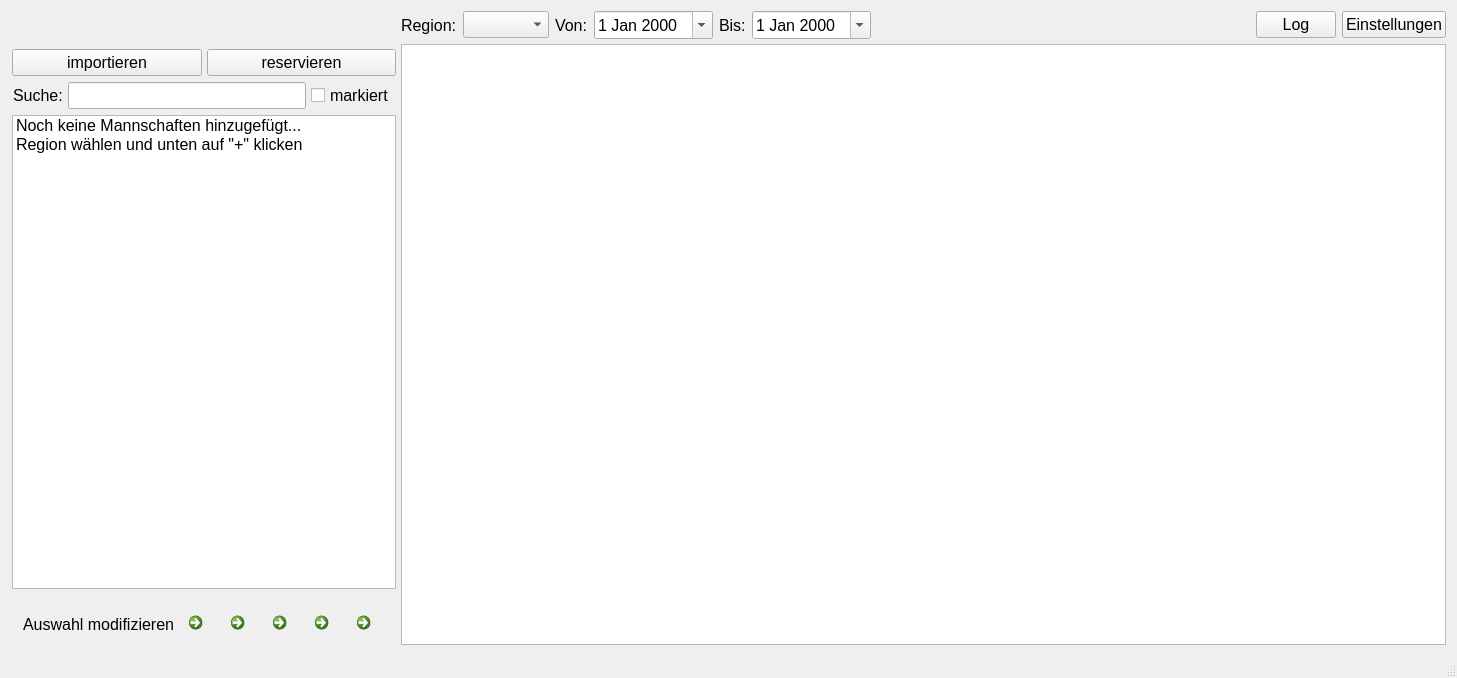
This is bin/mainwindow.ui in fupa/FuME as Qt 5 draws it before an edit. The edited form follows.
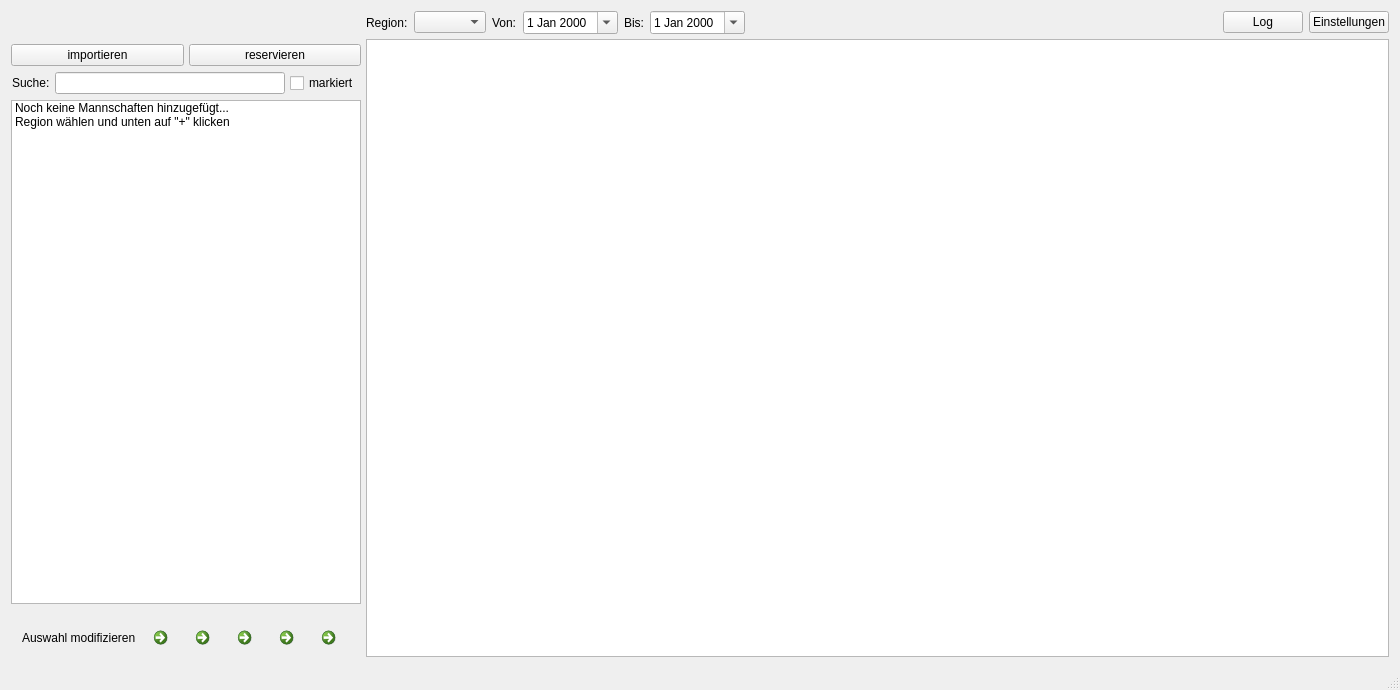
This is the edited form. Icons and pictures are not drawn.

Commit message: fixed font size on windows

```diff
--- a/bin/mainwindow.ui
+++ b/bin/mainwindow.ui
@@ -6,8 +6,8 @@
    <rect>
     <x>0</x>
     <y>0</y>
-    <width>1457</width>
-    <height>678</height>
+    <width>1400</width>
+    <height>690</height>
    </rect>
   </property>
   <property name="windowTitle">
@@ -17,15 +17,7 @@
    <bool>false</bool>
   </property>
   <widget class="QWidget" name="centralWidget">
-   <property name="font">
-    <font>
-     <pointsize>12</pointsize>
-    </font>
-   </property>
-   <layout class="QGridLayout" name="gridLayout_3" columnstretch="0,0,0">
-    <property name="leftMargin">
-     <number>12</number>
-    </property>
+   <layout class="QGridLayout" name="gridLayout_3">
     <property name="spacing">
      <number>5</number>
     </property>
@@ -123,6 +115,12 @@
     </item>
     <item row="0" column="0" rowspan="2" colspan="2">
      <widget class="QLabel" name="label">
+      <property name="sizePolicy">
+       <sizepolicy hsizetype="Expanding" vsizetype="Expanding">
+        <horstretch>0</horstretch>
+        <verstretch>0</verstretch>
+       </sizepolicy>
+      </property>
       <property name="text">
        <string/>
       </property>
```
Left out of the diff: 3 changed lines with no effect on the pictures. The commit also changes 1 other file.
